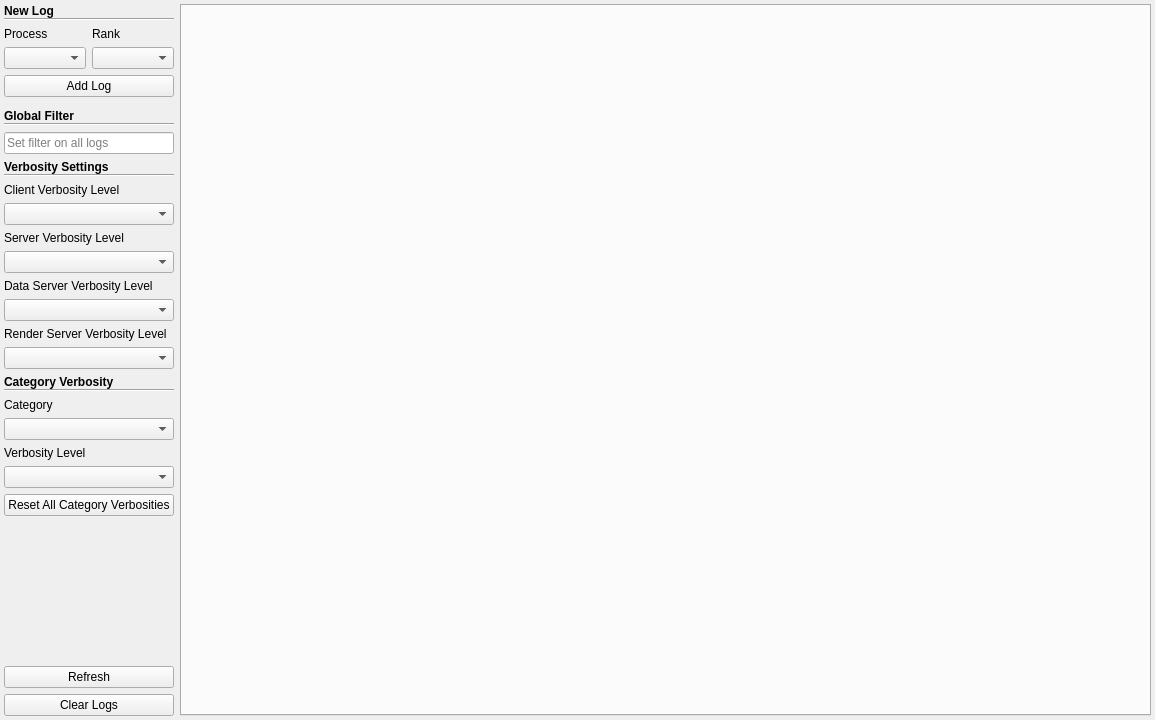
Above: Qt/Components/Resources/UI/pqLogViewerWindow.ui from Kitware/ParaView before the change. Below: the same form after it.
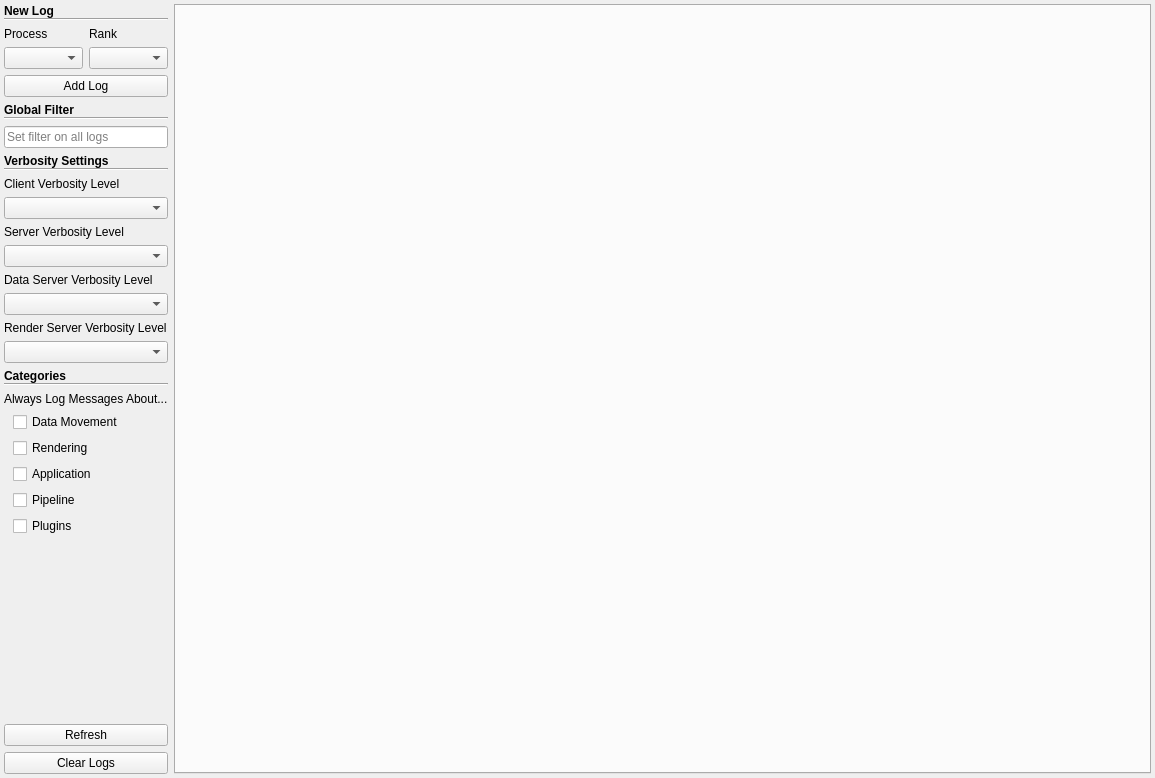
That is the form after the change.

Commit message:
Improve UI elements for promoting ParaView logging categories
Simplified interface to use checkboxes, one for each category.  When
checked, the category will be logged at the verbosity level selected
on the process so that all messages in that category are displayed in
the log viewer.

Diff of the .ui file:
```diff
--- a/Qt/Components/Resources/UI/pqLogViewerWindow.ui
+++ b/Qt/Components/Resources/UI/pqLogViewerWindow.ui
@@ -7,7 +7,7 @@
     <x>0</x>
     <y>0</y>
     <width>1155</width>
-    <height>720</height>
+    <height>778</height>
    </rect>
   </property>
   <property name="windowTitle">
@@ -23,6 +23,9 @@
       <property name="spacing">
        <number>6</number>
       </property>
+      <property name="topMargin">
+       <number>0</number>
+      </property>
       <item>
        <widget class="QWidget" name="newLogWidget" native="true">
         <layout class="QVBoxLayout" name="verticalLayout_4">
@@ -121,9 +124,6 @@
         </property>
        </widget>
       </item>
-      <item>
-       <widget class="QWidget" name="widget" native="true"/>
-      </item>
       <item>
        <widget class="QWidget" name="globalFilterSettings" native="true">
         <layout class="QVBoxLayout" name="verticalLayout_2">
@@ -188,7 +188,7 @@
           <number>0</number>
          </property>
          <item>
-          <widget class="QLabel" name="label">
+          <widget class="QLabel" name="verbositySettingsLabel">
            <property name="font">
             <font>
              <weight>75</weight>
@@ -277,7 +277,7 @@
             </font>
            </property>
            <property name="text">
-            <string>Category Verbosity</string>
+            <string>Categories</string>
            </property>
           </widget>
          </item>
@@ -295,38 +295,63 @@
        </widget>
       </item>
       <item>
-       <widget class="QLabel" name="categoryLabel">
+       <widget class="QLabel" name="alwaysLogLabel">
         <property name="text">
-         <string>Category</string>
+         <string>Always Log Messages About...</string>
         </property>
        </widget>
       </item>
       <item>
-       <widget class="QComboBox" name="categoryComboBox">
-        <property name="toolTip">
-         <string>Select a log category whose verbosity you want to change</string>
+       <widget class="QWidget" name="categoryWidget" native="true">
+        <property name="minimumSize">
+         <size>
+          <width>0</width>
+          <height>4</height>
+         </size>
         </property>
+        <layout class="QVBoxLayout" name="verticalLayout_5">
+         <property name="topMargin">
+          <number>0</number>
+         </property>
+         <property name="bottomMargin">
+          <number>0</number>
+         </property>
+         <item>
+          <widget class="QCheckBox" name="dataMovementCheckBox">
+           <property name="text">
+            <string>Data Movement</string>
+           </property>
        </widget>
       </item>
       <item>
-       <widget class="QLabel" name="targetLabel">
+          <widget class="QCheckBox" name="renderingCheckBox">
         <property name="text">
-         <string>Verbosity Level</string>
+            <string>Rendering</string>
         </property>
        </widget>
       </item>
       <item>
-       <widget class="QComboBox" name="targetVerbosities">
-        <property name="toolTip">
-         <string>Set desired verbosity of log category on all processes</string>
+          <widget class="QCheckBox" name="applicationCheckBox">
+           <property name="text">
+            <string>Application</string>
         </property>
        </widget>
       </item>
       <item>
-       <widget class="QPushButton" name="resetAllCategoryVerbositiesButton">
+          <widget class="QCheckBox" name="pipelineCheckBox">
         <property name="text">
-         <string>Reset All Category Verbosities</string>
-        </property>
+            <string>Pipeline</string>
+           </property>
+          </widget>
+         </item>
+         <item>
+          <widget class="QCheckBox" name="pluginsCheckBox">
+           <property name="text">
+            <string>Plugins</string>
+           </property>
+          </widget>
+         </item>
+        </layout>
        </widget>
       </item>
       <item>
```
Lines whose indentation alone changed are shown as unchanged. The commit also changes 2 other files.
